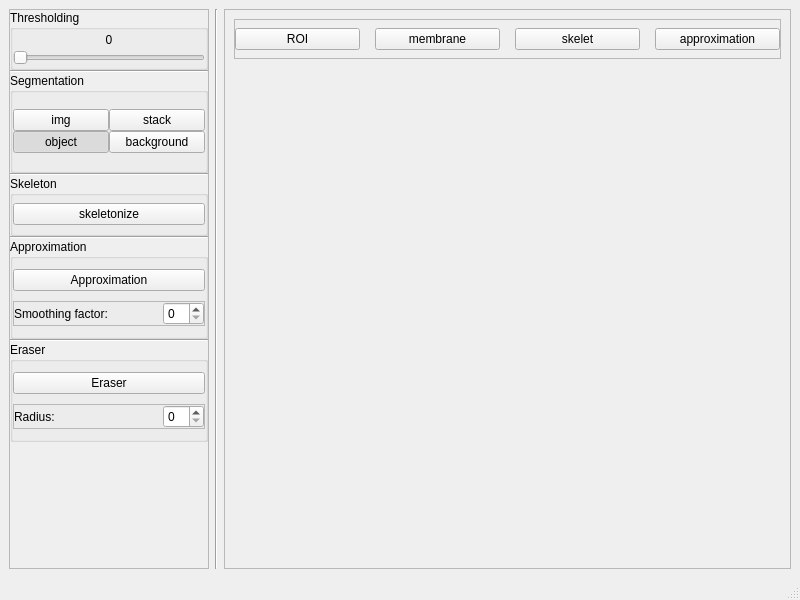
First picture: the form in memskel/memskel.ui, repository mazoku/MemSkel, before the edit.
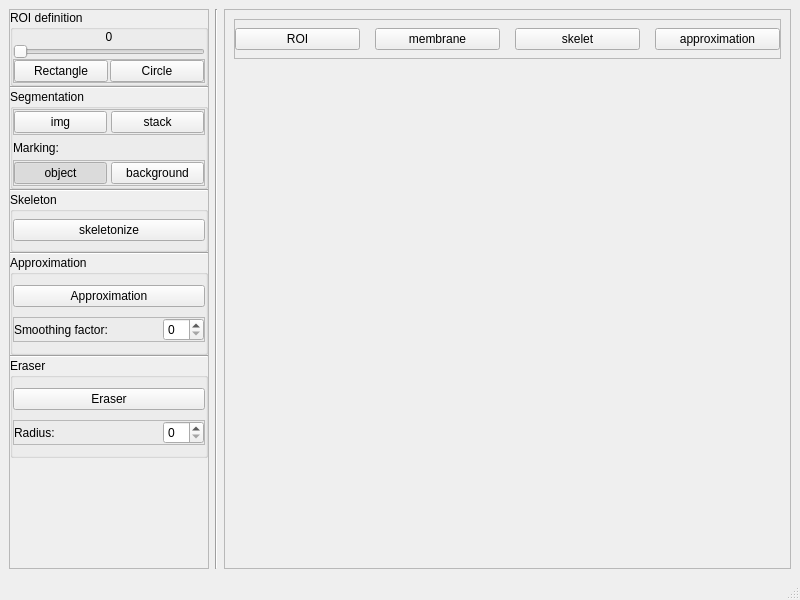
Second picture: the form after the edit.

```diff
--- a/memskel/memskel.ui
+++ b/memskel/memskel.ui
@@ -59,11 +59,11 @@
          <property name="maximumSize">
           <size>
            <width>16777215</width>
-           <height>60</height>
+           <height>120</height>
           </size>
          </property>
          <property name="title">
-          <string>Thresholding</string>
+          <string>ROI definition</string>
          </property>
          <layout class="QVBoxLayout" name="verticalLayout_3">
           <property name="spacing">
@@ -101,6 +101,38 @@
             </property>
            </widget>
           </item>
+          <item>
+           <widget class="QFrame" name="frame_3">
+            <property name="frameShape">
+             <enum>QFrame::StyledPanel</enum>
+            </property>
+            <property name="frameShadow">
+             <enum>QFrame::Raised</enum>
+            </property>
+            <layout class="QHBoxLayout" name="horizontalLayout_5">
+             <property name="spacing">
+              <number>2</number>
+             </property>
+             <property name="margin">
+              <number>0</number>
+             </property>
+             <item>
+              <widget class="QPushButton" name="rectangle_ROI_BTN">
+               <property name="text">
+                <string>Rectangle</string>
+               </property>
+              </widget>
+             </item>
+             <item>
+              <widget class="QPushButton" name="circle_ROI_BTN">
+               <property name="text">
+                <string>Circle</string>
+               </property>
+              </widget>
+             </item>
+            </layout>
+           </widget>
+          </item>
          </layout>
         </widget>
        </item>
@@ -136,18 +168,60 @@
            <number>0</number>
           </property>
           <item>
-           <layout class="QGridLayout" name="gridLayout">
-            <item row="1" column="1">
-             <widget class="QPushButton" name="segment_bgd_BTN">
+           <widget class="QFrame" name="frame_4">
+            <property name="frameShape">
+             <enum>QFrame::StyledPanel</enum>
+            </property>
+            <property name="frameShadow">
+             <enum>QFrame::Raised</enum>
+            </property>
+            <layout class="QHBoxLayout" name="horizontalLayout_6">
+             <property name="spacing">
+              <number>4</number>
+             </property>
+             <property name="margin">
+              <number>0</number>
+             </property>
+             <item>
+              <widget class="QPushButton" name="segment_img_BTN">
               <property name="text">
-               <string>background</string>
-              </property>
-              <property name="checkable">
-               <bool>true</bool>
+                <string>img</string>
+               </property>
+              </widget>
+             </item>
+             <item>
+              <widget class="QPushButton" name="segment_stack_BTN">
+               <property name="text">
+                <string>stack</string>
               </property>
              </widget>
             </item>
-            <item row="1" column="0">
+            </layout>
+           </widget>
+          </item>
+          <item>
+           <widget class="QLabel" name="label_3">
+            <property name="text">
+             <string>Marking:</string>
+            </property>
+           </widget>
+          </item>
+          <item>
+           <widget class="QFrame" name="frame_5">
+            <property name="frameShape">
+             <enum>QFrame::StyledPanel</enum>
+            </property>
+            <property name="frameShadow">
+             <enum>QFrame::Raised</enum>
+            </property>
+            <layout class="QHBoxLayout" name="horizontalLayout_7">
+             <property name="spacing">
+              <number>4</number>
+             </property>
+             <property name="margin">
+              <number>0</number>
+             </property>
+             <item>
              <widget class="QPushButton" name="segment_obj_BTN">
               <property name="text">
                <string>object</string>
@@ -158,23 +232,26 @@
               <property name="checked">
                <bool>true</bool>
               </property>
-             </widget>
-            </item>
-            <item row="0" column="1">
-             <widget class="QPushButton" name="segment_stack_BTN">
-              <property name="text">
-               <string>stack</string>
+               <property name="autoExclusive">
+                <bool>true</bool>
               </property>
              </widget>
             </item>
-            <item row="0" column="0">
-             <widget class="QPushButton" name="segment_img_BTN">
+             <item>
+              <widget class="QPushButton" name="segment_bgd_BTN">
               <property name="text">
-               <string>img</string>
+                <string>background</string>
+               </property>
+               <property name="checkable">
+                <bool>true</bool>
+               </property>
+               <property name="autoExclusive">
+                <bool>true</bool>
               </property>
              </widget>
             </item>
            </layout>
+           </widget>
           </item>
          </layout>
         </widget>
```
Left out of the diff: 15 changed lines with no effect on the pictures. Lines whose indentation alone changed are shown as unchanged.
